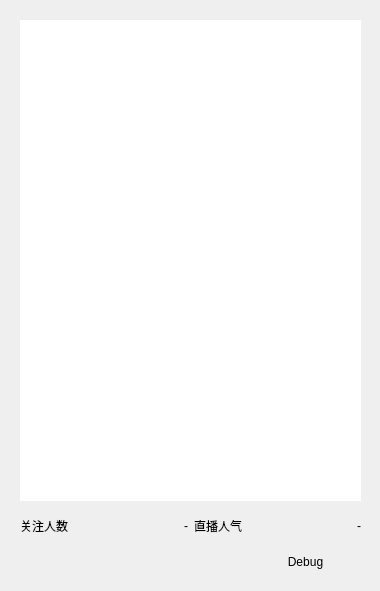
Qt form src/ui/danmu_display.ui (Fidelxyz/bilibili-live-danmuku) before a commit.
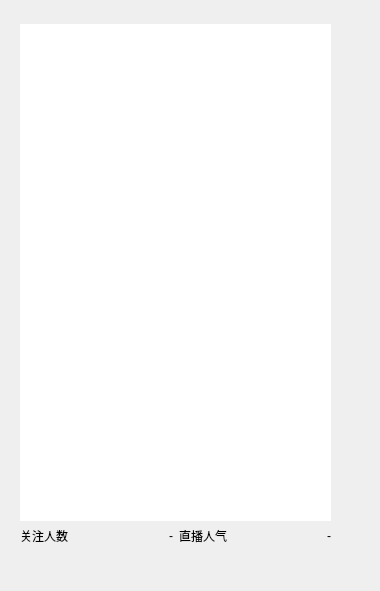
The same form after that commit.

What changed in the file:
```diff
--- a/src/ui/danmu_display.ui
+++ b/src/ui/danmu_display.ui
@@ -16,15 +16,30 @@
   <property name="windowOpacity">
    <double>0.700000000000000</double>
   </property>
+  <widget class="QWidget" name="verticalLayoutWidget">
+   <property name="geometry">
+    <rect>
+     <x>10</x>
+     <y>14</y>
+     <width>331</width>
+     <height>541</height>
+    </rect>
+   </property>
+   <layout class="QVBoxLayout" name="layout_content">
+    <property name="leftMargin">
+     <number>10</number>
+    </property>
+    <property name="topMargin">
+     <number>10</number>
+    </property>
+    <property name="rightMargin">
+     <number>10</number>
+    </property>
+    <property name="bottomMargin">
+     <number>10</number>
+    </property>
+    <item>
   <widget class="QListWidget" name="list_danmuDisplay">
-   <property name="geometry">
-    <rect>
-     <x>20</x>
-     <y>20</y>
-     <width>341</width>
-     <height>481</height>
-    </rect>
-   </property>
    <property name="focusPolicy">
     <enum>Qt::NoFocus</enum>
    </property>
@@ -44,31 +59,8 @@
     <enum>QAbstractItemView::ScrollPerPixel</enum>
    </property>
   </widget>
-  <widget class="QPushButton" name="btn_debug">
-   <property name="geometry">
-    <rect>
-     <x>240</x>
-     <y>550</y>
-     <width>131</width>
-     <height>24</height>
-    </rect>
-   </property>
-   <property name="text">
-    <string>Debug</string>
-   </property>
-   <property name="flat">
-    <bool>true</bool>
-   </property>
-  </widget>
-  <widget class="QWidget" name="horizontalLayoutWidget">
-   <property name="geometry">
-    <rect>
-     <x>20</x>
-     <y>510</y>
-     <width>341</width>
-     <height>31</height>
-    </rect>
-   </property>
+    </item>
+    <item>
    <layout class="QHBoxLayout" name="layout_liveRoomInfo">
     <item>
      <widget class="QLabel" name="prompt_followersCount">
@@ -103,6 +95,8 @@
        <set>Qt::AlignRight|Qt::AlignTrailing|Qt::AlignVCenter</set>
       </property>
      </widget>
+      </item>
+     </layout>
     </item>
    </layout>
   </widget>
```
Lines whose indentation alone changed are shown as unchanged.
